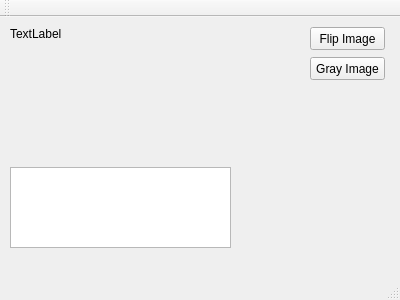
Evegen55/opencv_widget, file mainwindow.ui: the form before one commit.
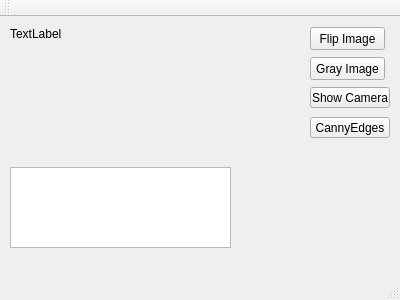
The form after the commit.

Commit message: now it can show color video from webcam and canny edges

Patch:
```diff
--- a/mainwindow.ui
+++ b/mainwindow.ui
@@ -66,6 +66,32 @@
      <string>Gray Image</string>
     </property>
    </widget>
+   <widget class="QPushButton" name="btn_canny_edges">
+    <property name="geometry">
+     <rect>
+      <x>310</x>
+      <y>100</y>
+      <width>80</width>
+      <height>21</height>
+     </rect>
+    </property>
+    <property name="text">
+     <string>CannyEdges</string>
+    </property>
+   </widget>
+   <widget class="QPushButton" name="btn_show_cam">
+    <property name="geometry">
+     <rect>
+      <x>310</x>
+      <y>70</y>
+      <width>80</width>
+      <height>21</height>
+     </rect>
+    </property>
+    <property name="text">
+     <string>Show Camera</string>
+    </property>
+   </widget>
   </widget>
   <widget class="QMenuBar" name="menuBar">
    <property name="geometry">
```
Left out of the diff: 2 changed lines with no effect on the pictures. The commit also changes 3 other files.
